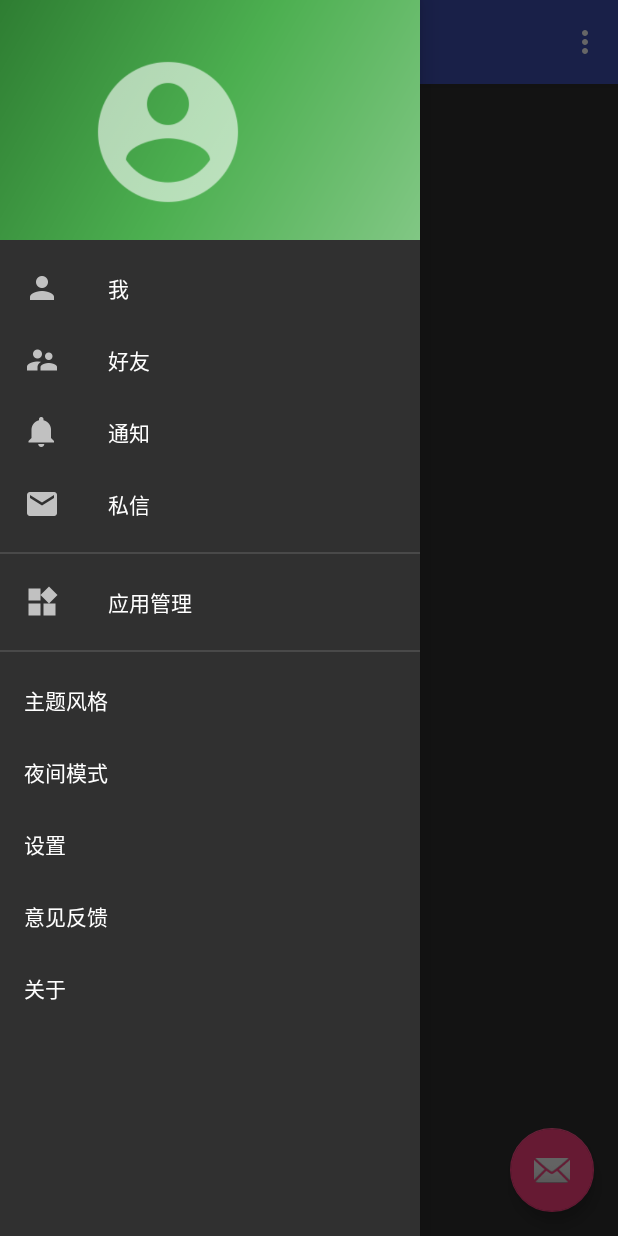
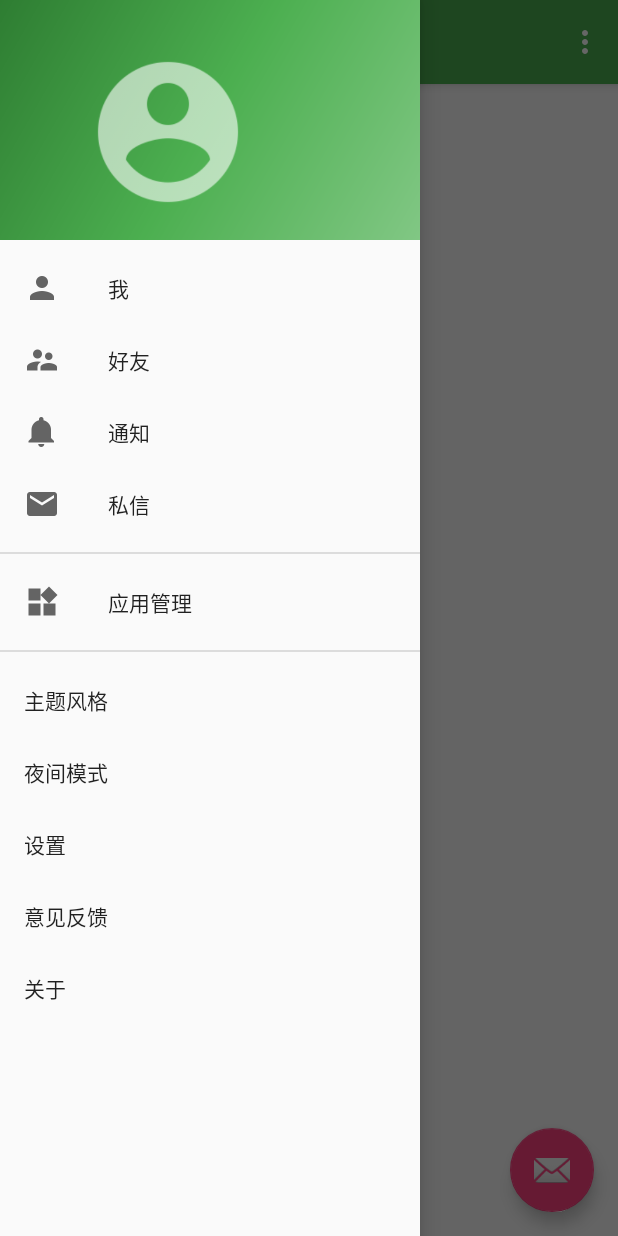
Before and after one commit to AlvaWymer/AllezMaps, an Android app: the ProgrammeActivity screen opened directly, with no data from a screen before it, with the side drawer open, on a phone screen of 412 x 824 dp. Run offline under Robolectric (Android 15) with nearby library versions, the phone set to English and light mode, and no system bars; our stand-ins replace ButterKnife.

Commit message:
主页面更换主题

```diff
--- a/app/src/main/AndroidManifest.xml
+++ b/app/src/main/AndroidManifest.xml
@@ -10,7 +10,7 @@
         android:icon="@mipmap/ic_launcher"
         android:label="@string/app_name"
         android:supportsRtl="true"
-        android:theme="@style/AppTheme">
+        android:theme="@style/AppTheme.NoActionBar">
 
         <!-- android:screenOrientation="portrait"  禁止横屏 -->
         <activity
@@ -36,7 +36,7 @@
         <activity
             android:name=".ProgrammeActivity"
             android:label="@string/title_activity_programme"
-            android:theme="@style/AppTheme"></activity>
+            android:theme="@style/AppTheme.NoActionBar"></activity>
     </application>
 
 </manifest>
--- a/app/src/main/res/values-v21/styles.xml
+++ b/app/src/main/res/values-v21/styles.xml
@@ -1 +1,11 @@
-<resources></resources>
+<resources>>
+
+    <style name="AppTheme.NoActionBar">
+        <item name="windowActionBar">false</item>
+        <item name="windowNoTitle">true</item>
+        <item name="android:windowDrawsSystemBarBackgrounds">true</item>
+        <item name="android:windowFullscreen">true</item>
+        <item name="android:subtitle">true</item>
+        <item name="android:statusBarColor">@android:color/transparent</item>
+    </style>
+</resources>
--- a/app/src/main/res/values/colors.xml
+++ b/app/src/main/res/values/colors.xml
@@ -1,7 +1,11 @@
 <?xml version="1.0" encoding="utf-8"?>
 <resources>
-    <color name="colorPrimary">#3F51B5</color>
-    <color name="colorPrimaryDark">#303F9F</color>
+    <!--<color name="colorPrimary">#3F51B5</color>-->
+    <!--<color name="colorPrimaryDark">#303F9F</color>-->
+    <!--<color name="colorAccent">#FF4081</color>-->
+    <!--<color name="colorGray">#c5c5c5</color>-->
+    <color name="colorPrimary">#4CAF50</color>
+    <color name="colorPrimaryDark">#2E7D32</color>
     <color name="colorAccent">#FF4081</color>
     <color name="colorGray">#c5c5c5</color>
 </resources>
--- a/app/src/main/res/values/styles.xml
+++ b/app/src/main/res/values/styles.xml
@@ -1,25 +1,29 @@
 <resources>
 
     <!-- Base application theme. -->
-    <style name="AppTheme" parent="Theme.AppCompat.NoActionBar">
+    <style name="AppTheme" parent="Theme.AppCompat.Light.DarkActionBar">
         <!-- Customize your theme here. -->
         <item name="colorPrimary">@color/colorPrimary</item>
         <item name="colorPrimaryDark">@color/colorPrimaryDark</item>
         <item name="colorAccent">@color/colorAccent</item>
-        <item name="android:windowNoTitle">true</item>
-        <item name="android:windowFullscreen">true</item>
-        <item name="android:subtitle">true</item>
 
+        <item name="colorControlNormal">#c5c5c5</item>
+        <item name="colorControlActivated">@color/colorPrimary</item>
+        <item name="colorControlHighlight">@color/colorPrimary</item>
     </style>
+
+    <style name="AppTheme.NoActionBar">
+        <item name="windowActionBar">false</item>
+        <item name="windowNoTitle">true</item>
+    </style>
+
+    <style name="AppTheme.AppBarOverlay" parent="ThemeOverlay.AppCompat.Dark.ActionBar" />
+
+    <style name="AppTheme.PopupOverlay" parent="ThemeOverlay.AppCompat.Light" />
 
     <style name="Custom_Dialog_Theme" parent="@android:style/Theme.Dialog">
         <item name="android:windowFrame">@null</item>
         <item name="android:windowIsFloating">true</item>
         <item name="android:windowNoTitle">true</item> <!-- 隐藏标题栏 -->
     </style>
-
-    <style name="AppTheme.AppBarOverlay" parent="ThemeOverlay.AppCompat.Dark.ActionBar" />
-
-    <style name="AppTheme.PopupOverlay" parent="ThemeOverlay.AppCompat.Light" />
-
 </resources>
```
